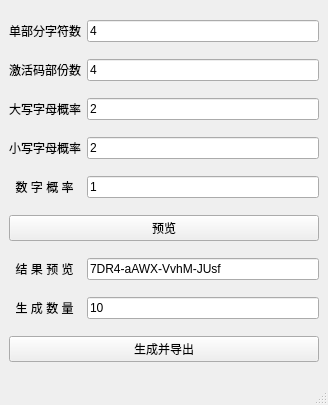
Above: ui/ui_activationCode.ui from Bamboo6/2021PythonFinalProject before the change. Below: the same form after it.
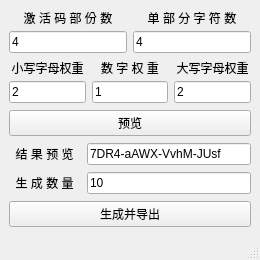
That is the form after the change.

Commit message: calculator V2.4 & activationCode V2.1

Patch:
```diff
--- a/ui/ui_activationCode.ui
+++ b/ui/ui_activationCode.ui
@@ -6,10 +6,16 @@
    <rect>
     <x>0</x>
     <y>0</y>
-    <width>328</width>
-    <height>405</height>
+    <width>260</width>
+    <height>260</height>
    </rect>
   </property>
+  <property name="minimumSize">
+   <size>
+    <width>260</width>
+    <height>260</height>
+   </size>
+  </property>
   <property name="windowTitle">
    <string>激活码生成器</string>
   </property>
@@ -21,27 +27,26 @@
     <item>
      <layout class="QHBoxLayout" name="horizontalLayout">
       <item>
-       <widget class="QLabel" name="label">
-        <property name="text">
-         <string>单部分字符数</string>
-        </property>
-       </widget>
-      </item>
-      <item>
-       <widget class="QLineEdit" name="lineEdit_char">
-        <property name="text">
-         <string>4</string>
-        </property>
-       </widget>
-      </item>
-     </layout>
-    </item>
-    <item>
-     <layout class="QHBoxLayout" name="horizontalLayout_2">
+       <layout class="QVBoxLayout" name="verticalLayout_2">
       <item>
        <widget class="QLabel" name="label_2">
+          <property name="minimumSize">
+           <size>
+            <width>0</width>
+            <height>15</height>
+           </size>
+          </property>
+          <property name="maximumSize">
+           <size>
+            <width>16777215</width>
+            <height>15</height>
+           </size>
+          </property>
         <property name="text">
-         <string>激活码部份数</string>
+           <string>激 活 码 部 份 数</string>
+          </property>
+          <property name="alignment">
+           <set>Qt::AlignCenter</set>
         </property>
        </widget>
       </item>
@@ -55,29 +60,66 @@
      </layout>
     </item>
     <item>
-     <layout class="QHBoxLayout" name="horizontalLayout_3">
+       <layout class="QVBoxLayout" name="verticalLayout_3">
       <item>
-       <widget class="QLabel" name="label_3">
+         <widget class="QLabel" name="label">
+          <property name="minimumSize">
+           <size>
+            <width>0</width>
+            <height>15</height>
+           </size>
+          </property>
+          <property name="maximumSize">
+           <size>
+            <width>16777215</width>
+            <height>15</height>
+           </size>
+          </property>
         <property name="text">
-         <string>大写字母概率</string>
-        </property>
+           <string>单 部 分 字 符 数</string>
+          </property>
+          <property name="alignment">
+           <set>Qt::AlignCenter</set>
+          </property>
        </widget>
       </item>
       <item>
-       <widget class="QLineEdit" name="lineEdit_up_letters">
+         <widget class="QLineEdit" name="lineEdit_char">
+          <property name="styleSheet">
+           <string notr="true"/>
+          </property>
         <property name="text">
-         <string>2</string>
+           <string>4</string>
         </property>
        </widget>
       </item>
      </layout>
     </item>
+     </layout>
+    </item>
     <item>
-     <layout class="QHBoxLayout" name="horizontalLayout_4">
+     <layout class="QHBoxLayout" name="horizontalLayout_9">
+      <item>
+       <layout class="QVBoxLayout" name="verticalLayout_4">
       <item>
        <widget class="QLabel" name="label_4">
+          <property name="minimumSize">
+           <size>
+            <width>0</width>
+            <height>15</height>
+           </size>
+          </property>
+          <property name="maximumSize">
+           <size>
+            <width>16777215</width>
+            <height>15</height>
+           </size>
+          </property>
         <property name="text">
-         <string>小写字母概率</string>
+           <string>小写字母权重</string>
+          </property>
+          <property name="alignment">
+           <set>Qt::AlignCenter</set>
         </property>
        </widget>
       </item>
@@ -91,11 +133,26 @@
      </layout>
     </item>
     <item>
-     <layout class="QHBoxLayout" name="horizontalLayout_5">
+       <layout class="QVBoxLayout" name="verticalLayout_5">
       <item>
        <widget class="QLabel" name="label_5">
+          <property name="minimumSize">
+           <size>
+            <width>0</width>
+            <height>15</height>
+           </size>
+          </property>
+          <property name="maximumSize">
+           <size>
+            <width>16777215</width>
+            <height>15</height>
+           </size>
+          </property>
         <property name="text">
-         <string>  数 字 概 率  </string>
+           <string>  数 字 权 重  </string>
+          </property>
+          <property name="alignment">
+           <set>Qt::AlignCenter</set>
         </property>
        </widget>
       </item>
@@ -109,6 +166,41 @@
      </layout>
     </item>
     <item>
+       <layout class="QVBoxLayout" name="verticalLayout_6">
+        <item>
+         <widget class="QLabel" name="label_3">
+          <property name="minimumSize">
+           <size>
+            <width>0</width>
+            <height>15</height>
+           </size>
+          </property>
+          <property name="maximumSize">
+           <size>
+            <width>16777215</width>
+            <height>15</height>
+           </size>
+          </property>
+          <property name="text">
+           <string>大写字母权重</string>
+          </property>
+          <property name="alignment">
+           <set>Qt::AlignCenter</set>
+          </property>
+         </widget>
+        </item>
+        <item>
+         <widget class="QLineEdit" name="lineEdit_up_letters">
+          <property name="text">
+           <string>2</string>
+          </property>
+         </widget>
+        </item>
+       </layout>
+      </item>
+     </layout>
+    </item>
+    <item>
      <widget class="QPushButton" name="pushButton_preview">
       <property name="text">
        <string>预览</string>
```
Left out of the diff: 6 changed lines with no effect on the pictures. Lines whose indentation alone changed are shown as unchanged. The commit also changes 15 other files.
